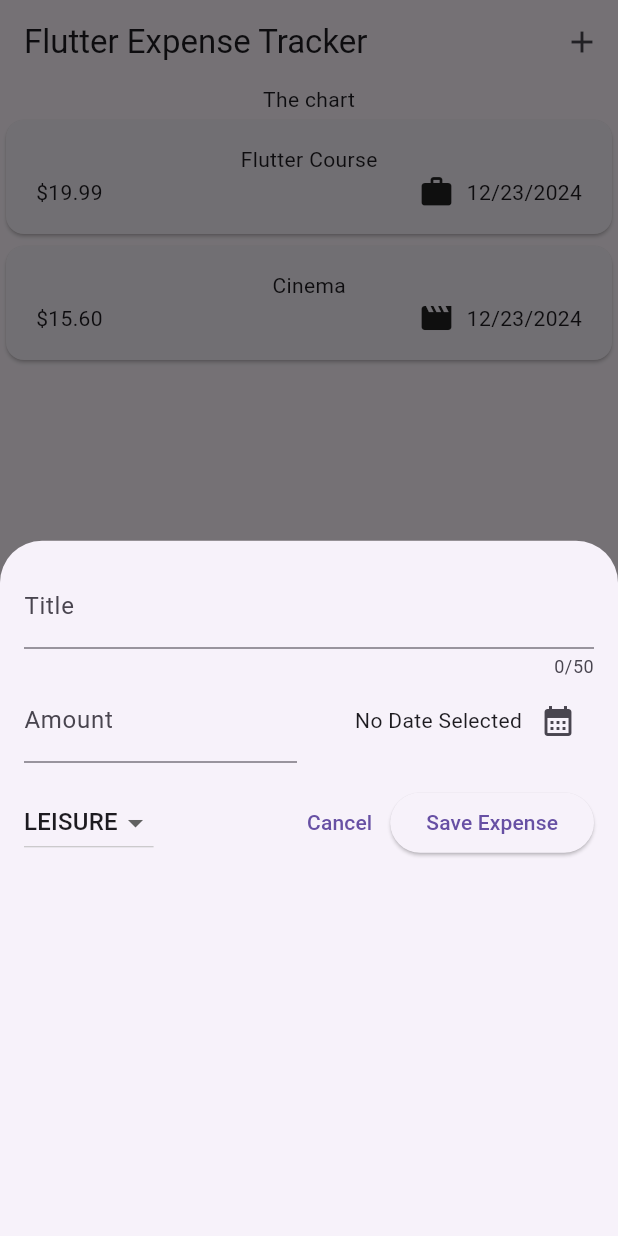
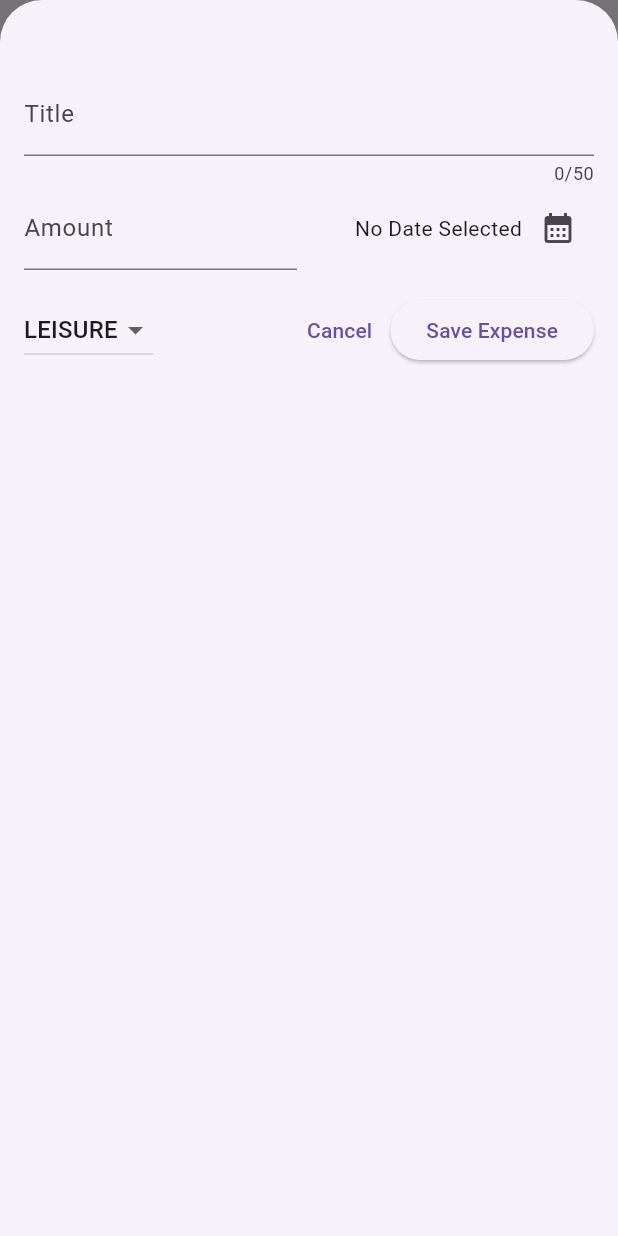
Before and after one commit to OkpePhillips/flutter_course, a Flutter app: the screen it shows after launch, after a tap on the "add" icon, on a phone screen of 412 x 824 dp. Run offline on Flutter 3.47's test engine with Material 3 defaults, Android fonts, the phone set to English and light mode, and no system bars.

Commit message:
Addeds swipe to delete function as well as undo feature

```diff
--- a/expense_tracker/lib/widgets/expenses.dart
+++ b/expense_tracker/lib/widgets/expenses.dart
@@ -30,6 +30,7 @@ class _ExpensesState extends State<Expenses> {
 
   void _openAddExpenseOverlay() {
     showModalBottomSheet(
+      isScrollControlled: true,
       context: context,
       builder: (ctx) => NewExpense(onAddExpense: addExpense),
     );
@@ -41,8 +42,38 @@ class _ExpensesState extends State<Expenses> {
     });
   }
 
+  void _removeExpense(Expense expense) {
+    final expenseIndex = _registeredExpenses.indexOf(expense);
+    setState(() {
+      _registeredExpenses.remove(expense);
+    });
+    ScaffoldMessenger.of(context).clearSnackBars();
+    ScaffoldMessenger.of(context).showSnackBar(
+      SnackBar(
+        duration: const Duration(seconds: 3),
+        content: const Text('Expense Deleted'),
+        action: SnackBarAction(
+            label: 'Undo',
+            onPressed: () {
+              setState(() {
+                _registeredExpenses.insert(expenseIndex, expense);
+              });
+            }),
+      ),
+    );
+  }
+
   @override
   Widget build(BuildContext context) {
+    Widget mainContent = const Center(
+      child: Text('No expenses found. Start adding some!'),
+    );
+    if (_registeredExpenses.isNotEmpty) {
+      mainContent = ExpensesList(
+        expenses: _registeredExpenses,
+        onRemoveExpense: _removeExpense,
+      );
+    }
     return Scaffold(
       appBar: AppBar(
         title: const Text('Flutter Expense Tracker'),
@@ -57,8 +88,8 @@ class _ExpensesState extends State<Expenses> {
         children: [
           const Text('The chart'),
           Expanded(
-            child: ExpensesList(expenses: _registeredExpenses),
-          ),
+            child: mainContent,
+          )
         ],
       ),
     );
--- a/expense_tracker/lib/widgets/expenses_list.dart
+++ b/expense_tracker/lib/widgets/expenses_list.dart
@@ -3,15 +3,23 @@ import 'package:flutter/material.dart';
 import 'package:expense_tracker/widgets/expense_item.dart';
 
 class ExpensesList extends StatelessWidget {
-  const ExpensesList({super.key, required this.expenses});
+  const ExpensesList(
+      {super.key, required this.expenses, required this.onRemoveExpense});
 
   final List<Expense> expenses;
+  final void Function(Expense expense) onRemoveExpense;
 
   @override
   Widget build(BuildContext context) {
     return ListView.builder(
       itemCount: expenses.length,
-      itemBuilder: (ctx, index) => ExpenseItem(expenses[index]),
+      itemBuilder: (ctx, index) => Dismissible(
+        key: ValueKey(expenses[index]),
+        onDismissed: (direction) {
+          onRemoveExpense(expenses[index]);
+        },
+        child: ExpenseItem(expenses[index]),
+      ),
     );
   }
 }
--- a/expense_tracker/lib/widgets/new_expense.dart
+++ b/expense_tracker/lib/widgets/new_expense.dart
@@ -62,6 +62,7 @@ class _ExpensesState extends State<NewExpense> {
           date: _selectedDate!,
           category: _selectedCategory),
     );
+    Navigator.pop(context);
   }
 
   @override
@@ -74,7 +75,7 @@ class _ExpensesState extends State<NewExpense> {
   @override
   Widget build(BuildContext context) {
     return Padding(
-      padding: const EdgeInsets.all(16),
+      padding: const EdgeInsets.fromLTRB(16, 48, 16, 16),
       child: Column(
         children: [
           TextField(
```
